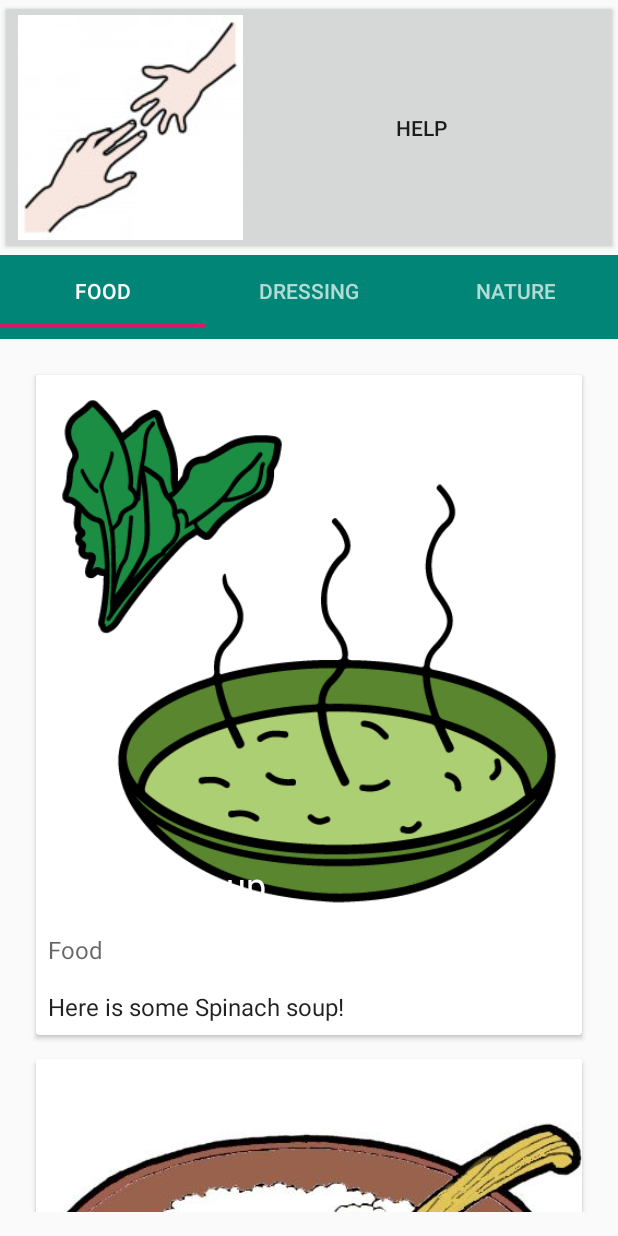
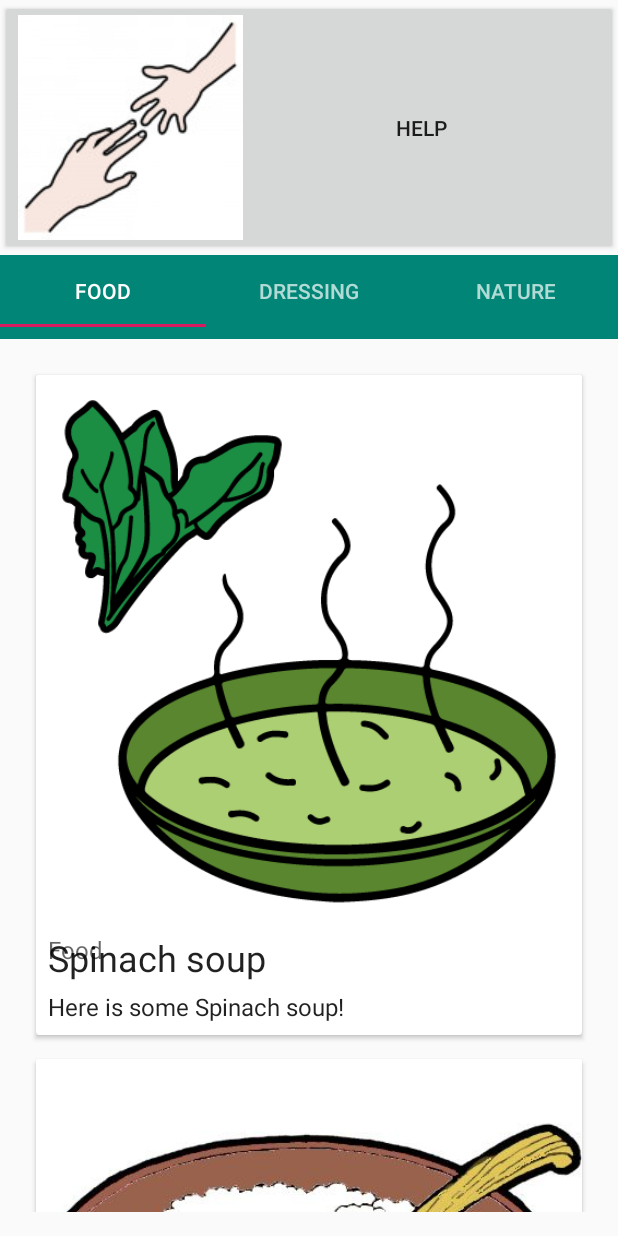
Before and after one commit to hti-group4/PECS2life, an Android app: the screen it shows after launch (MainActivity), on a phone screen of 412 x 824 dp. Run offline under Robolectric (Android 15) with nearby library versions, the phone set to English and light mode, and no system bars; pictures from the network do not load.

Commit message:
enhanced the card title (white color and the placement)

```diff
--- a/PECS2lifeAndroid/app/src/main/res/layout/list_item.xml
+++ b/PECS2lifeAndroid/app/src/main/res/layout/list_item.xml
@@ -21,10 +21,9 @@
             style="@style/PECSCardTitle"
             android:layout_width="wrap_content"
             android:layout_height="wrap_content"
-            android:layout_alignBottom="@id/sportsImage"
+            android:layout_below="@id/sportsImage"
             android:padding="8dp"
-            android:text="@string/title_placeholder"
-            android:theme="@style/ThemeOverlay.AppCompat.Dark" />
+            android:text="@string/title_placeholder" />
 
         <TextView
             android:id="@+id/newsTitle"
```
